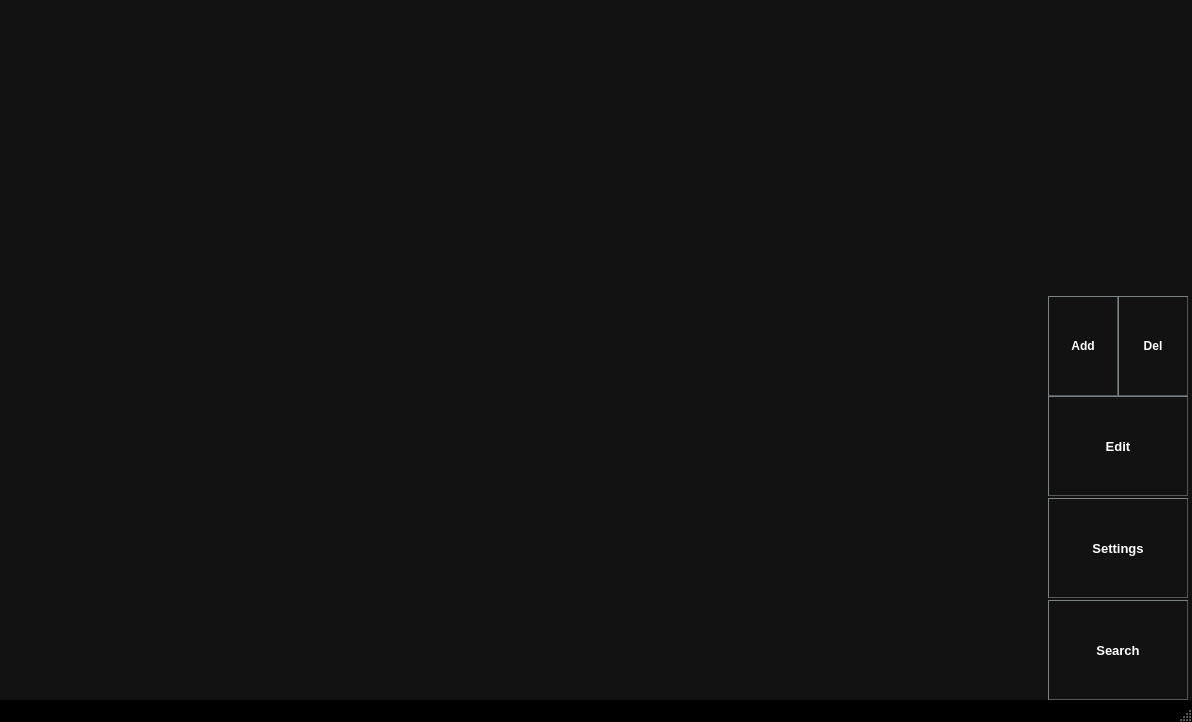
Above: cycle_3_code/mainwindow.ui from KostasBiris/Video-Editing-Application--Cpp before the change. Below: the same form after it.
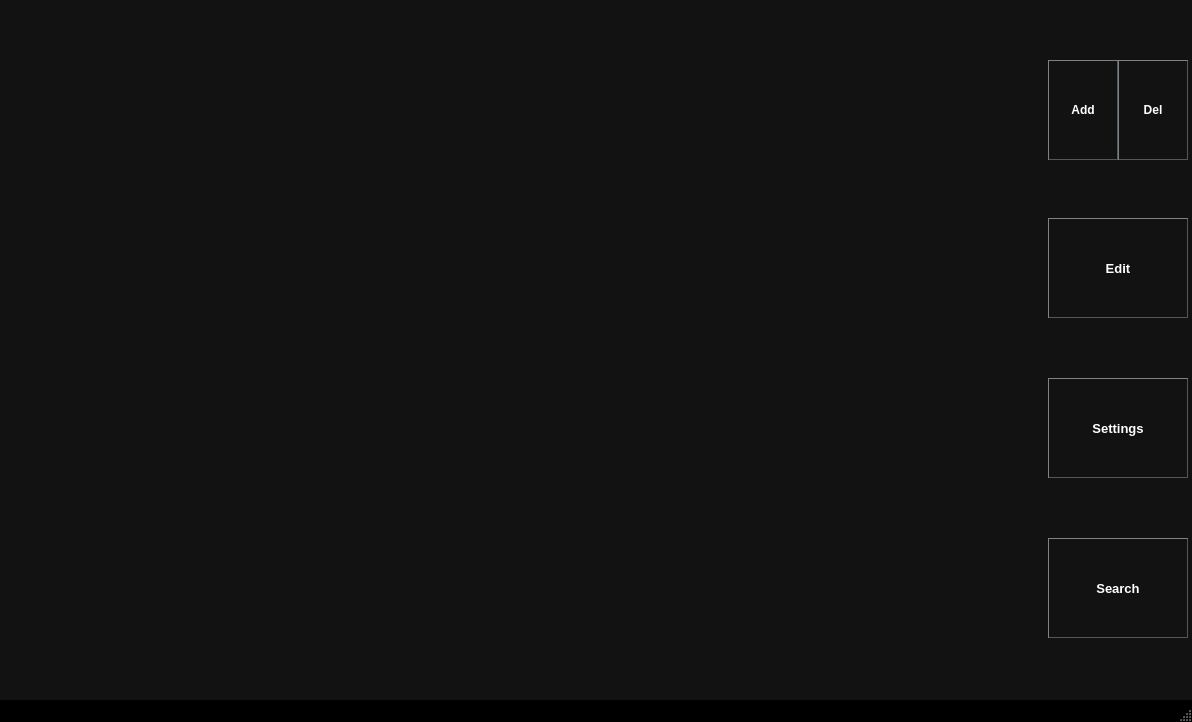
That is the form after the change. Icons and pictures are not drawn.

```diff
--- a/cycle_3_code/mainwindow.ui
+++ b/cycle_3_code/mainwindow.ui
@@ -563,22 +563,6 @@
         </property>
        </spacer>
       </item>
-      <item>
-       <spacer name="verticalSpacer">
-        <property name="orientation">
-         <enum>Qt::Vertical</enum>
-        </property>
-        <property name="sizeType">
-         <enum>QSizePolicy::Expanding</enum>
-        </property>
-        <property name="sizeHint" stdset="0">
-         <size>
-          <width>20</width>
-          <height>40</height>
-         </size>
-        </property>
-       </spacer>
-      </item>
       <item>
        <layout class="QHBoxLayout" name="horizontalLayout_2">
         <property name="spacing">
```
Left out of the diff: 8 changed lines with no effect on the pictures.
